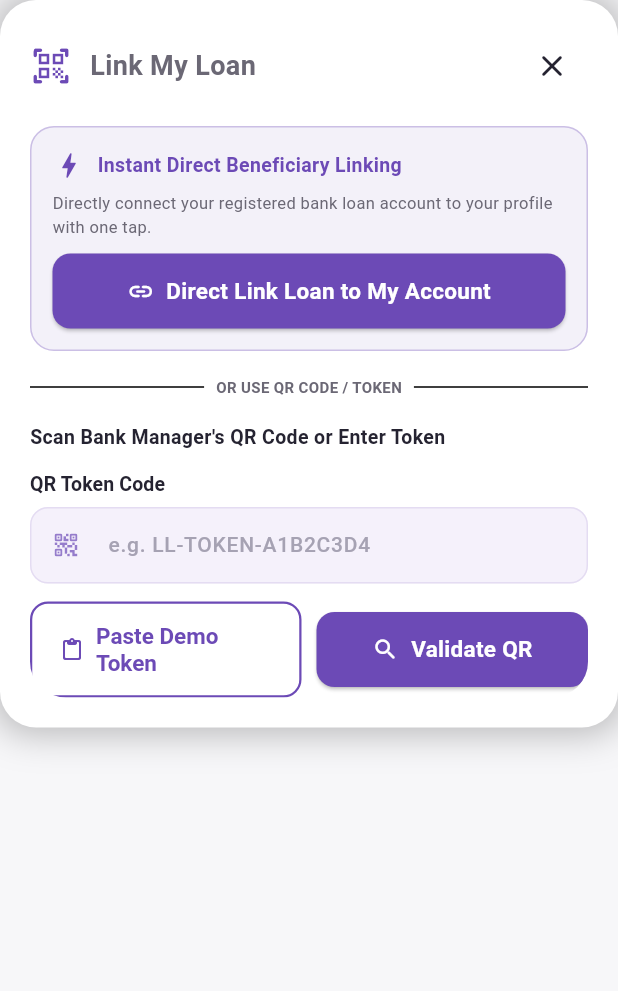
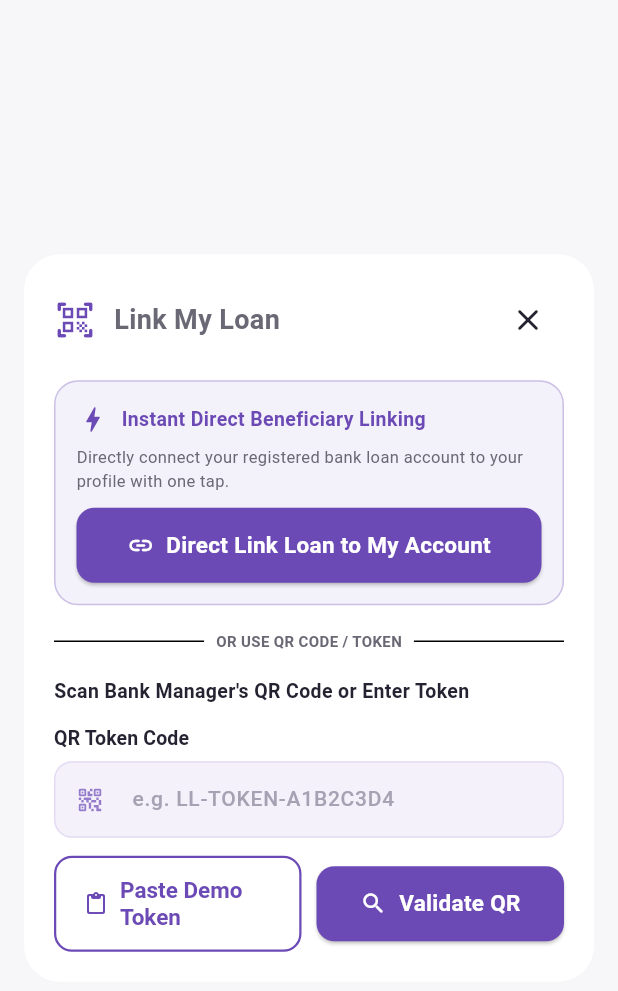
Before and after one commit to Aishwarya-Loni15/Loan-Utilization, a Flutter app: the LinkLoanDialog widget shown alone on an empty page, opened directly, on a phone screen of 412 x 824 dp. Shown: the top 991 px of the screen. Run offline on Flutter 3.47's test engine with Material 3 defaults, Android fonts, the light colour scheme and no system bars; our stand-ins replace cloud_firestore, cloud_functions, file_picker, firebase_auth, firebase_core, firebase_messaging and 8 more; accounts and stored records are empty; network calls fail.

Commit message:
Update Loan Utilization project

```diff
--- a/lib/features/beneficiary/presentation/widgets/link_loan_dialog.dart
+++ b/lib/features/beneficiary/presentation/widgets/link_loan_dialog.dart
@@ -26,11 +26,7 @@ class LinkLoanDialog extends ConsumerStatefulWidget {
     return showDialog<void>(
       context: context,
       barrierDismissible: true,
-      builder: (context) => Dialog(
-        insetPadding: const EdgeInsets.symmetric(horizontal: 16, vertical: 24),
-        backgroundColor: Colors.transparent,
-        child: LinkLoanDialog(initialToken: initialToken),
-      ),
+      builder: (context) => LinkLoanDialog(initialToken: initialToken),
     );
   }
 
@@ -45,7 +41,6 @@ class _LinkLoanDialogState extends ConsumerState<LinkLoanDialog> {
   bool _isLoading = false;
   QrLinkingTokenModel? _validatedToken;
   LoanModel? _foundLoan;
-
 
   @override
   void initState() {
@@ -229,30 +224,26 @@ class _LinkLoanDialogState extends ConsumerState<LinkLoanDialog> {
 
   @override
   Widget build(BuildContext context) {
-    return Container(
+    final mediaQuery = MediaQuery.of(context);
+    final maxHeight = mediaQuery.size.height * 0.85;
+
+    return Dialog(
+      backgroundColor: Colors.white,
+      shape: RoundedRectangleBorder(borderRadius: BorderRadius.circular(24)),
+      clipBehavior: Clip.antiAlias,
+      insetPadding: const EdgeInsets.symmetric(horizontal: 16, vertical: 24),
+      child: ConstrainedBox(
         constraints: BoxConstraints(
-        maxHeight: MediaQuery.of(context).size.height * 0.85,
+          maxHeight: maxHeight,
+          maxWidth: 500,
         ),
-      decoration: BoxDecoration(
-        color: Colors.white,
-        borderRadius: BorderRadius.circular(24),
-        boxShadow: const [
-          BoxShadow(
-            color: Colors.black26,
-            blurRadius: 20,
-            spreadRadius: 4,
-          ),
-        ],
-      ),
+        child: SingleChildScrollView(
           padding: EdgeInsets.only(
             top: 20,
             left: 20,
             right: 20,
-        bottom: MediaQuery.of(context).viewInsets.bottom + 20,
+            bottom: mediaQuery.viewInsets.bottom + 20,
           ),
-      child: ClipRRect(
-        borderRadius: BorderRadius.circular(24),
-        child: SingleChildScrollView(
           child: Column(
             mainAxisSize: MainAxisSize.min,
             crossAxisAlignment: CrossAxisAlignment.start,
```
Lines whose indentation alone changed are shown as unchanged.
